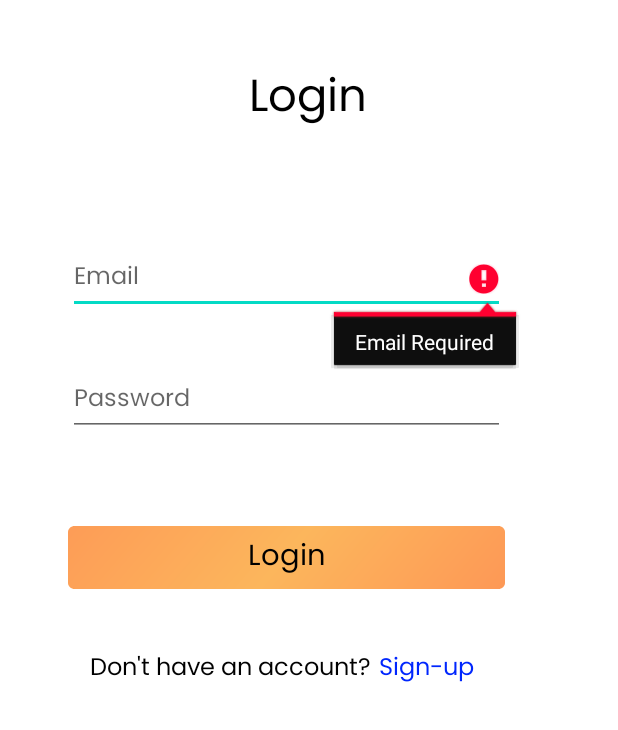
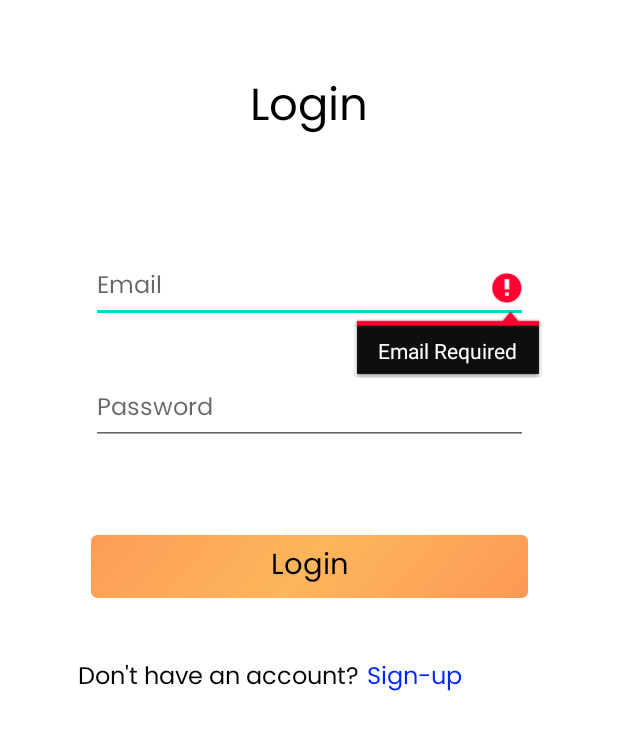
Before and after one commit to djunicode/RecipePool, an Android app: the screen it shows after launch (Login), after a tap on an icon or button, on a phone screen of 412 x 824 dp. Shown: the top 730 px of the screen. Run offline under Robolectric (Android 15) with nearby library versions, the phone set to English and light mode, and no system bars; 2 statements that could not run were skipped.

Commit message:
resolved some errors on signup and login

```diff
--- a/android/App/app/src/main/java/com/example/recipepool/screens/Login.kt
+++ b/android/App/app/src/main/java/com/example/recipepool/screens/Login.kt
@@ -47,6 +47,9 @@ class Login : AppCompatActivity() {
         binding = ActivityLoginBinding.inflate(layoutInflater)
         setContentView(binding.root)
 
+        binding.pBLogin.visibility = View.INVISIBLE
+
+
         // shared preferences to store user token
         val pref = applicationContext.getSharedPreferences("SharedPref", MODE_PRIVATE)
         val editor: SharedPreferences.Editor = pref.edit()
@@ -63,16 +66,23 @@ class Login : AppCompatActivity() {
 
         binding.btLogin.setOnClickListener {
 
+            binding.btLogin.isEnabled = false
+
+            binding.pBLogin.visibility = View.VISIBLE
+
             if (binding.etEmail.text.toString().trim().isEmpty()){
-
                 binding.etEmail.error = "Email Required"
                 binding.etEmail.requestFocus()
+                binding.btLogin.isEnabled = true
+                binding.pBLogin.visibility = View.INVISIBLE
                 return@setOnClickListener
             }
+
             if (binding.etPassword.text.toString().trim().isEmpty()){
-
                 binding.etPassword.error = "Password Required"
                 binding.etPassword.requestFocus()
+                binding.btLogin.isEnabled = true
+                binding.pBLogin.visibility = View.INVISIBLE
                 return@setOnClickListener
             }
 
@@ -96,18 +106,22 @@ class Login : AppCompatActivity() {
             loginRequest.enqueue(object: Callback<login> {
                 override fun onResponse(call: Call<login>, response: Response<login>) {
                     if(response.code() == 200){
-                        Toast.makeText(this@Login,"Thank you for signing up", Toast.LENGTH_SHORT).show()
+                        Toast.makeText(this@Login,"Welcome to Recipe Pool", Toast.LENGTH_SHORT).show()
                         val intent = Intent(this@Login,MainActivity::class.java)
                         editor.putString("access token",response.body()!!.access.toString())
                         editor.putString("refresh token",response.body()!!.refresh.toString())
                         editor.putString("email",binding.etEmail.text.toString())
                         editor.apply()
+                        binding.btLogin.isEnabled = true
+                        binding.pBLogin.visibility = View.INVISIBLE
                         startActivity(intent)
                         finish()
                     }
                 }
                 override fun onFailure(call: Call<login>, t: Throwable) {
+                    binding.pBLogin.visibility = View.INVISIBLE
                     Toast.makeText(this@Login,"Please check your email id or sign up",Toast.LENGTH_SHORT).show()
+                    binding.btLogin.isEnabled = true
                     Log.d("Some sign up error occurred",t.message.toString())
                 }
             })
--- a/android/App/app/src/main/res/layout/activity_login.xml
+++ b/android/App/app/src/main/res/layout/activity_login.xml
@@ -1,37 +1,40 @@
 <?xml version="1.0" encoding="utf-8"?>
-<androidx.constraintlayout.widget.ConstraintLayout xmlns:android="http://schemas.android.com/apk/res/android"
+<ScrollView xmlns:android="http://schemas.android.com/apk/res/android"
     xmlns:app="http://schemas.android.com/apk/res-auto"
     xmlns:tools="http://schemas.android.com/tools"
     android:layout_width="match_parent"
     android:layout_height="match_parent"
     tools:context=".screens.Login">
+
+    <androidx.constraintlayout.widget.ConstraintLayout
+        android:layout_width="match_parent"
+        android:layout_height="match_parent">
+
         <TextView
             android:id="@+id/textView"
             android:layout_width="wrap_content"
             android:layout_height="wrap_content"
-        android:layout_marginTop="42dp"
+            android:layout_marginTop="48dp"
+            android:fontFamily="@font/poppins"
+            android:gravity="top"
             android:text="@string/login"
             android:textAppearance="@style/login"
-        android:fontFamily="@font/poppins"
-        android:gravity="top"
             app:layout_constraintEnd_toEndOf="parent"
-        app:layout_constraintHorizontal_bias="0.498"
             app:layout_constraintStart_toStartOf="parent"
             app:layout_constraintTop_toTopOf="parent" />
 
         <EditText
-        android:id="@+id/et_email"
+            android:id="@+id/et_Email"
             android:layout_width="291dp"
             android:layout_height="46dp"
             android:layout_marginTop="72dp"
             android:ems="10"
+            android:fontFamily="@font/poppins"
             android:hint="Email"
-        android:fontFamily="@font/poppins"
+            android:inputType="textPersonName"
             android:textColorHint="#99000000"
             android:textSize="16sp"
-        android:inputType="textPersonName"
             app:layout_constraintEnd_toEndOf="parent"
-        app:layout_constraintHorizontal_bias="0.375"
             app:layout_constraintStart_toStartOf="parent"
             app:layout_constraintTop_toBottomOf="@+id/textView" />
 
@@ -41,25 +44,24 @@
             android:layout_height="45dp"
             android:layout_marginTop="36dp"
             android:ems="10"
+            android:fontFamily="@font/poppins"
             android:hint="Password"
-        android:fontFamily="@font/poppins"
+            android:inputType="textPassword"
             android:textColorHint="#99000000"
-        android:inputType="textPassword"
             android:textSize="16sp"
-        app:layout_constraintEnd_toEndOf="@+id/et_email"
+            app:layout_constraintEnd_toEndOf="@+id/et_Email"
             app:layout_constraintHorizontal_bias="1.0"
-        app:layout_constraintStart_toStartOf="@+id/et_email"
-        app:layout_constraintTop_toBottomOf="@+id/et_email" />
+            app:layout_constraintStart_toStartOf="@+id/et_Email"
+            app:layout_constraintTop_toBottomOf="@+id/et_Email" />
+
 
         <TextView
             android:id="@+id/textView2"
             android:layout_width="wrap_content"
             android:layout_height="29dp"
-        android:layout_marginStart="60dp"
+            android:layout_marginStart="52dp"
             android:layout_marginTop="40dp"
             android:fontFamily="@font/poppins"
-
-
             android:text="Don't have an account?"
             android:textColor="#000000"
             android:textSize="16sp"
@@ -71,8 +73,8 @@
             android:layout_width="wrap_content"
             android:layout_height="29dp"
             android:layout_marginStart="1dp"
+            android:fontFamily="@font/poppins"
             android:text=" Sign-up"
-        android:fontFamily="@font/poppins"
             android:textColor="#0026FD"
             android:textSize="16sp"
             app:layout_constraintEnd_toEndOf="parent"
@@ -97,9 +99,9 @@
             android:id="@+id/textView4"
             android:layout_width="wrap_content"
             android:layout_height="wrap_content"
+            android:fontFamily="@font/poppins"
             android:gravity="center_horizontal|top"
             android:text="Login"
-        android:fontFamily="@font/poppins"
             android:textColor="#000000"
             android:textSize="19sp"
             app:layout_constraintBottom_toBottomOf="@+id/bt_login"
@@ -107,4 +109,15 @@
             app:layout_constraintStart_toStartOf="@+id/bt_login"
             app:layout_constraintTop_toTopOf="@+id/bt_login" />
 
+        <ProgressBar
+            android:id="@+id/pB_Login"
+            style="?android:attr/progressBarStyle"
+            android:layout_width="wrap_content"
+            android:layout_height="wrap_content"
+            app:layout_constraintBottom_toBottomOf="parent"
+            app:layout_constraintEnd_toEndOf="parent"
+            app:layout_constraintStart_toStartOf="parent"
+            app:layout_constraintTop_toTopOf="parent" />
+
     </androidx.constraintlayout.widget.ConstraintLayout>
+</ScrollView>
```
Also changed, not shown: android/App/app/src/main/java/com/example/recipepool/screens/SignUp.kt (+44 -5 lines), android/App/app/src/main/res/layout/activity_main.xml (+3 -4 lines), android/App/app/src/main/res/layout/activity_sign_up.xml (+20 -11 lines). Lines whose indentation alone changed are shown as unchanged.
